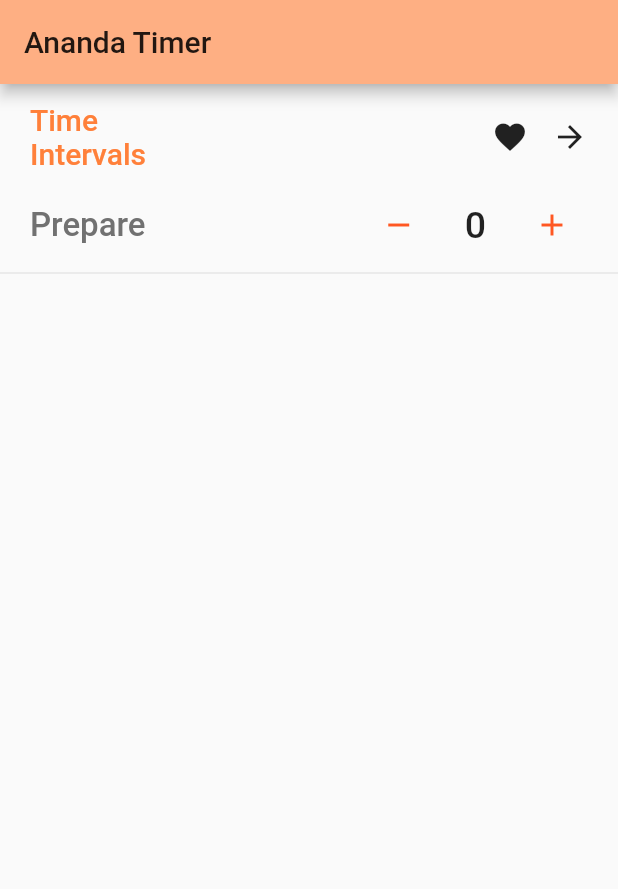
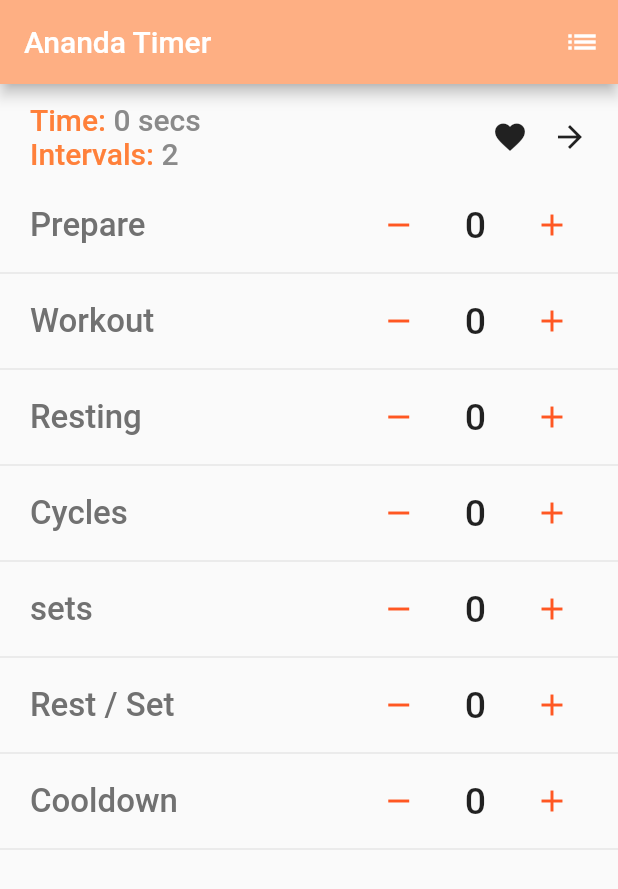
Before and after one commit to gonzen2310/Ananda, a Flutter app: the screen it shows after launch, after a tap on the "remove" icon, on a phone screen of 412 x 824 dp. Shown: the top 889 px of the screen. Run offline on Flutter 3.47's test engine with Material 2 defaults, Android fonts, the phone set to English and light mode, and no system bars; our stand-ins replace gradient_widgets.

Commit message:
Connected to saved screen

```diff
--- a/ananda_app/lib/main.dart
+++ b/ananda_app/lib/main.dart
@@ -8,7 +8,7 @@
   @override
   Widget build(BuildContext context) {
     return new MaterialApp(
-      title: 'Flutter Demo',
+      title: 'Ananda Timer',
       theme: new ThemeData(
         primaryColor: Color.fromRGBO(254, 175, 131, 1.0),
         primaryColorDark: Colors.deepOrange,
@@ -28,33 +28,170 @@
 }
 
 class _MyHomePageState extends State<MyHomePage> {
-  int _counter = 0;
+  int _totalTime = 0;
 
-  void _incrementCounter() {
+  final List<Map>_savedWorkouts = new List<Map>();
+  final GlobalKey<ScaffoldState> _scaffoldKey = GlobalKey<ScaffoldState>();
+
+
+  // Counters
+  var _countersMap = {
+    'prepare': 0,
+    'workout': 0,
+    'resting': 0,
+    'cycles': 0,
+    'sets': 0,
+    'restSets': 0,
+    'cooldown': 0,
+  };
+
+
+
+  void _incrementCounter(String keyMap) {
     setState(() {
-      _counter++;
+      _countersMap[keyMap]++;
+
+      _totalTime = _countersMap[keyMap];
     });
   }
 
-  void _dicrementCounter() {
+  void _decrementCounter(String keyMap) {
     setState(() {
-      _counter--;
+      _countersMap[keyMap]--;
     });
-    if (_counter < 0) {
+    if (_countersMap[keyMap] < 0) {
       setState(() {
-        _counter = 0;
+        _countersMap[keyMap] = 0;
       });
     }
   }
 
+  // Create single tile
+  Widget rowTile(String section, String title) {
+    return (
+        Row(
+            mainAxisAlignment: MainAxisAlignment.spaceBetween,
+            children: <Widget>[
+              Padding(
+                padding: const EdgeInsets.only(left: 20.0),
+                child: Text(title,
+                  style: TextStyle(
+                      fontSize: 22.0,
+                      fontWeight: FontWeight.w500,
+                      color: Color.fromRGBO(113, 113, 113, 1.0),
+                  ),
+                ),
+              ),
+              Container(
+                child: Row(
+                    mainAxisAlignment: MainAxisAlignment.spaceBetween,
+                    children: <Widget>[
+                      RaisedButton(
+                          padding: const EdgeInsets.all(8.0),
+                          textColor: Colors.deepOrange,
+                          color: Colors.transparent,
+                          elevation: 0.0,
+                          onPressed: () => _decrementCounter(section),
+                          child: Icon(Icons.remove)
+                      ),
+                      Text(
+                        _countersMap[section].toString(),
+                        style: TextStyle(
+                            fontSize: 25.0,
+                            fontWeight: FontWeight.w500
+                        ),
+                      ),
+                      RaisedButton(
+                          padding: const EdgeInsets.all(8.0),
+                          textColor: Colors.deepOrange,
+                          color: Colors.transparent,
+                          elevation: 0.0,
+                          onPressed: () => _incrementCounter(section),
+                          child: Icon(Icons.add)
+                      )
+                    ]
+                ),
+              ),
+            ]
+        )
+    );
+  }
+
+  // Go to new screen
+  void _pushSaved() {
+    Navigator.of(context).push(
+      new MaterialPageRoute<void>(
+        builder: (BuildContext context) {
+
+          final Iterable<Row> tiles = _savedWorkouts.map(
+                (Map pair) {
+              return new Row(
+                children: <Widget>[
+              GradientCard(
+                  gradient: Gradients.hotLinear,
+                  child: Row(
+                      children: <Widget>[
+                        Text(
+                            pair['prepare'].toString(),
+                            style: TextStyle(fontSize: 20.0),
+                        )
+                      ],
+                    )
+                  ),
+                ],
+              );
+            },
+          );
+          final List<Widget> divided = ListTile.divideTiles(
+            context: context,
+            tiles: tiles,
+          ).toList();
+
+          return new Scaffold(         // Add 6 lines from here...
+            appBar: new AppBar(
+              title: const Text('Saved Workouts',
+                style: TextStyle(color: Colors.white),
+              ),
+              iconTheme: IconThemeData(color: Colors.white),
+            ),
+            body: new ListView(children: divided),
+          );                           // ... to here.
+        },
+      ),
+    );
+  }
+
+  _showSnackbar() {
+    final snackBar = SnackBar(
+      content: Padding(
+        padding: const EdgeInsets.symmetric(vertical: 8.0),
+        child: Text("Workout Saved",
+          style: TextStyle(color: Color.fromRGBO(254, 175, 131, 1.0),
+          ),
+        ),
+      ),
+      duration: Duration(seconds: 3),
+    );
+    _scaffoldKey.currentState.showSnackBar(snackBar);
+  }
+
   @override
   Widget build(BuildContext context) {
-
     return new Scaffold(
+      key: _scaffoldKey,
       appBar: new AppBar(
         // Here we take the value from the MyHomePage object that was created by
         // the App.build method, and use it to set our appbar title.
-        title: new Text(widget.title),
+        title: new Text(widget.title, style: TextStyle(
+            color: Colors.white
+          ),
+        ),
+        actions: <Widget>[
+          IconButton(
+            icon: Icon(Icons.list, color: Colors.white,),
+            onPressed: _pushSaved,
+          )
+        ],
       ),
       body: new Column(
           children: <Widget>[
@@ -67,19 +204,42 @@
                   Column(
                     crossAxisAlignment: CrossAxisAlignment.start,
                     children: <Widget>[
-                      Text("Time",
+                      Row(
+                        children: <Widget>[
+                          Text("Time: ",
                             style: TextStyle(
                               fontSize: 20.0,
                               color: Color.fromRGBO(255, 128, 58, 1.0),
                               fontWeight: FontWeight.w500
                             ),
                           ),
-                      Text("Intervals",
+
+                          Text(_totalTime.toString() + " secs",
+                            style: TextStyle(
+                                fontSize: 20.0,
+                                color: Color.fromRGBO(138, 138, 138, 1.0),
+                                fontWeight: FontWeight.w500
+                              ),
+                          ),
+                        ],
+                      ),
+                      Row(
+                        children: <Widget>[
+                          Text("Intervals: ",
                             style: TextStyle(
                               fontSize: 20.0,
                               color: Color.fromRGBO(255, 128, 58, 1.0),
                               fontWeight: FontWeight.w500
                             ),
+                          ),
+                          Text("2",
+                            style: TextStyle(
+                                fontSize: 20.0,
+                                color: Color.fromRGBO(138, 138, 138, 1.0),
+                                fontWeight: FontWeight.w500
+                            ),
+                          ),
+                        ],
                       )
                     ],
                   ),
@@ -89,7 +249,10 @@
                         margin: const EdgeInsets.only(right: 16.0),
                         child: CircularGradientButton(
                           child: Icon(Icons.favorite),
-                          callback: (){},
+                          callback: (){
+                            _savedWorkouts.add(_countersMap);
+                            _showSnackbar();
+                          },
                           gradient: Gradients.hotLinear,
                         ),
                       ),
@@ -110,53 +273,48 @@
                 child: new Container(
                   child: new ListView(
                     children: <Widget>[
-                      Row(
-                          mainAxisAlignment: MainAxisAlignment.spaceBetween,
-                          children: <Widget>[
-                          Padding(
-                            padding: const EdgeInsets.only(left: 20.0),
-                            child: Text("Prepare",
-                              style: TextStyle(
-                                  fontSize: 22.0,
-                                  fontWeight: FontWeight.w500,
-                                  color: Color.fromRGBO(113, 113, 113, 1.0)
-                              ),
-                            ),
-                          ),
-                          Container(
-                            child: Row(
-                                mainAxisAlignment: MainAxisAlignment.spaceBetween,
-                                children: <Widget>[
-                                  RaisedButton(
-                                      padding: const EdgeInsets.all(8.0),
-                                      textColor: Colors.deepOrange,
-                                      color: Colors.transparent,
-                                      elevation: 0.0,
-                                      onPressed: _dicrementCounter,
-                                      child: Icon(Icons.remove)
-                                  ),
-                                  Text(
-                                    _counter.toString(),
-                                    style: TextStyle(
-                                        fontSize: 25.0,
-                                        fontWeight: FontWeight.w500
-                                    ),
+                      /*********************************
+                       *  PREPARE TILE
+                       **********************************/
+                      rowTile('prepare', 'Prepare'),
+                      Divider(),
 
-                                  ),
-                                  RaisedButton(
-                                      padding: const EdgeInsets.all(8.0),
-                                      textColor: Colors.deepOrange,
-                                      color: Colors.transparent,
-                                      elevation: 0.0,
-                                      onPressed: _incrementCounter,
-                                      child: Icon(Icons.add)
-                                  )
-                                ]
-                            ),
-                          ),
-                        ]
-                      ),
+                      /*********************************
+                       *  WORKOUT TILE
+                       **********************************/
+                      rowTile('workout', 'Workout'),
                       Divider(),
+
+                      /*********************************
+                       *  RESTING TILE
+                       **********************************/
+                      rowTile('resting', 'Resting'),
+                      Divider(),
+
+                      /*********************************
+                       *  CYCLES TILE
+                       **********************************/
+                      rowTile('cycles', 'Cycles'),
+                      Divider(),
+
+                      /*********************************
+                       *  SETS TILE
+                       **********************************/
+                      rowTile('sets', 'sets'),
+                      Divider(),
+
+                      /*********************************
+                       *  REST / SETS TILE
+                       **********************************/
+                      rowTile('restSets', 'Rest / Set'),
+                      Divider(),
+
+                      /*********************************
+                       *  COOL DOWN TILE
+                       **********************************/
+                      rowTile('cooldown', 'Cooldown'),
+                      Divider(),
+
                     ],
                   ),
                 )
```
Lines whose indentation alone changed are shown as unchanged.
